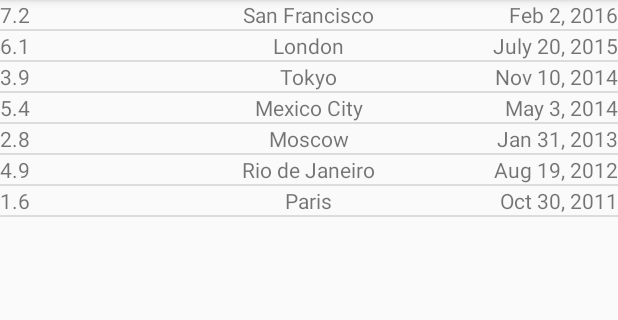
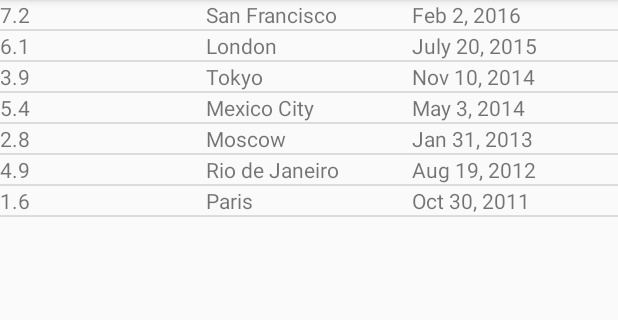
Before and after one commit to abusayedruetcse/QuakeReport, an Android app: the screen it shows after launch (EarthquakeActivity), on a phone screen of 412 x 824 dp, the part 84-404 px from its top. Run offline under Robolectric (Android 15) with nearby library versions, the phone set to English and light mode, and no system bars.

Commit message:
Using LinearLayout in list_item

```diff
--- a/app/src/main/res/layout/list_item.xml
+++ b/app/src/main/res/layout/list_item.xml
@@ -3,27 +3,28 @@
     xmlns:android="http://schemas.android.com/apk/res/android"
     android:layout_width="match_parent"
     android:layout_height="match_parent">
-    <RelativeLayout
-        android:layout_width="wrap_content"
-        android:layout_height="wrap_content">
+    <LinearLayout
+        android:layout_width="match_parent"
+        android:layout_height="match_parent"
+        android:orientation="horizontal">
         <TextView
-            android:layout_width="wrap_content"
+            android:layout_width="0dp"
             android:layout_height="wrap_content"
-            android:layout_alignParentLeft="true"
+            android:layout_weight="1"
             android:text="6.7"
             android:id="@+id/magnitude"/>
         <TextView
-            android:layout_width="wrap_content"
+            android:layout_width="0dp"
             android:layout_height="wrap_content"
-            android:layout_centerInParent="true"
+            android:layout_weight="1"
             android:text="Text"
             android:id="@+id/city"/>
         <TextView
-            android:layout_width="wrap_content"
+            android:layout_width="0dp"
             android:layout_height="wrap_content"
-            android:layout_alignParentRight="true"
+            android:layout_weight="1"
             android:text="December 12, 2016"
             android:id="@+id/date"/>
-    </RelativeLayout>
+    </LinearLayout>
 
 </android.support.constraint.ConstraintLayout>
```
